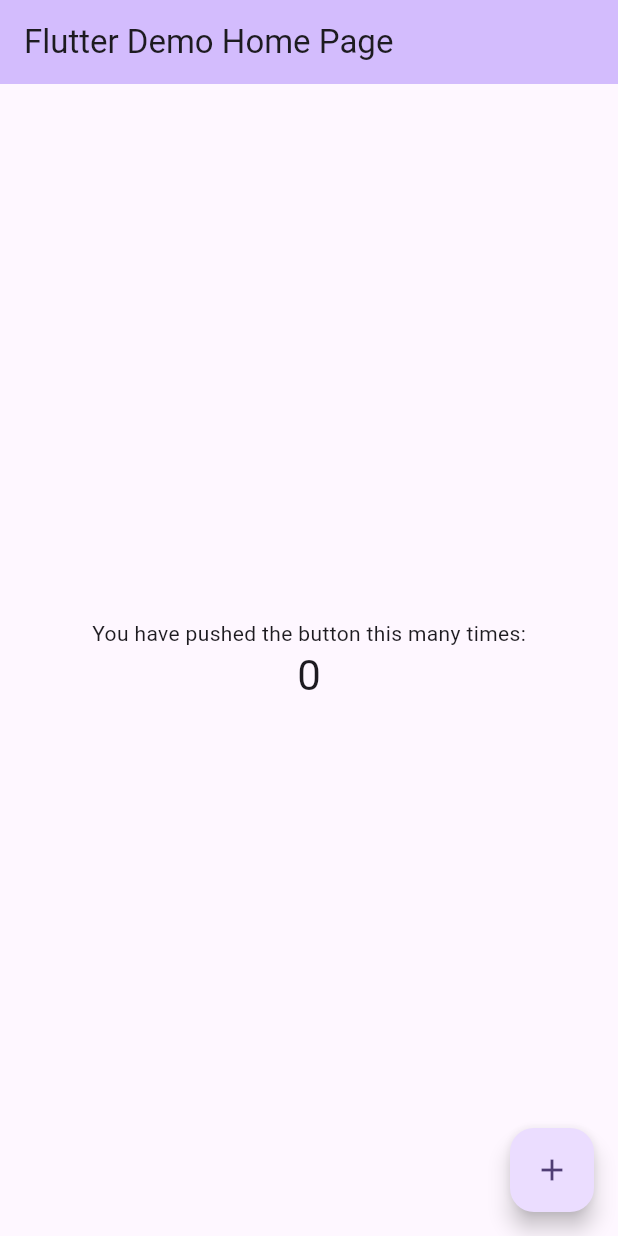
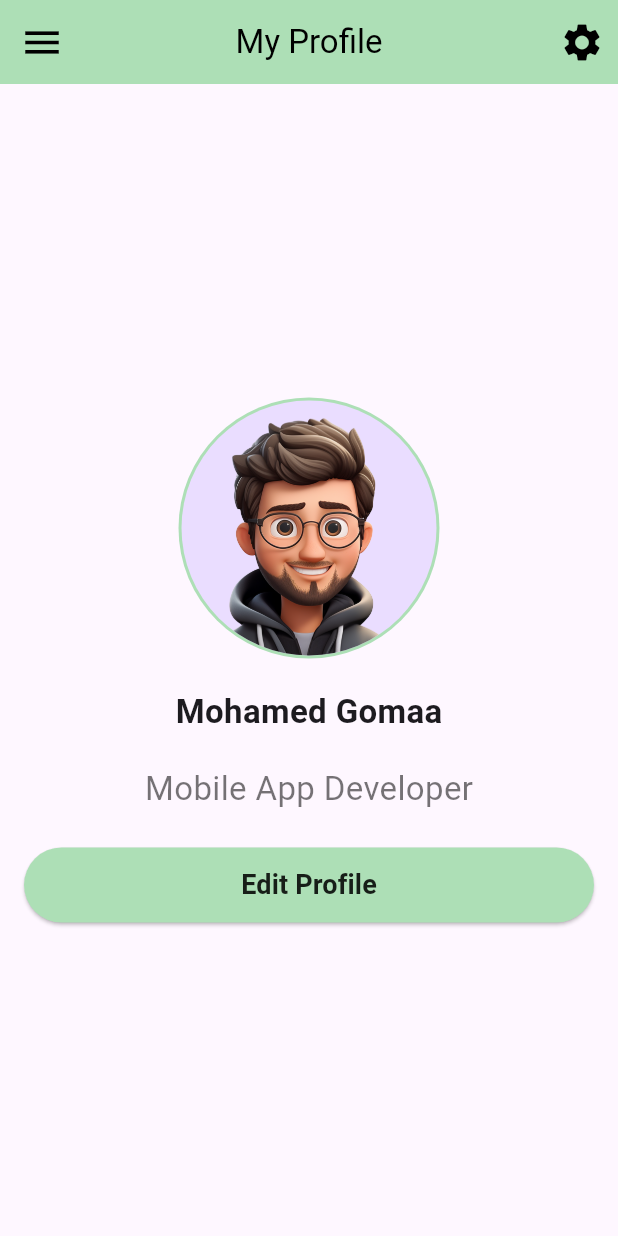
Before and after one commit to mohamedgomaa20/nti_task_two_day_7, a Flutter app: the screen it shows after launch, on a phone screen of 412 x 824 dp. Run offline on Flutter 3.47's test engine with Material 3 defaults, Android fonts, the phone set to English and light mode, and no system bars; our stand-ins replace font_awesome_flutter.

Commit message:
Add profile screen and custom widgets
- Add `font_awesome_flutter: ^11.0.0` dependency and configure image assets in `pubspec.yaml`.
- Replace default counter app in `lib/main.dart` with `ProfileScreen`.
- Implement `ProfileScreen` featuring an app bar, avatar, user details, and an edit button.
- Create `CustomAvatarImage` and `CustomElevatedButton` widgets.
- Add avatar image and Cairo font assets.

```diff
--- /dev/null
+++ b/lib/Screens/profile_screen.dart
@@ -0,0 +1,49 @@
+import 'package:flutter/material.dart';
+import 'package:nti_task_two_day_7/widgets/custom_elevated_button.dart';
+
+import '../widgets/custom_avatar_image.dart';
+
+class ProfileScreen extends StatelessWidget {
+  const ProfileScreen({super.key});
+
+  @override
+  Widget build(BuildContext context) {
+    return Scaffold(
+      appBar: AppBar(
+        centerTitle: true,
+        leading: IconButton(onPressed: () {}, icon: Icon(Icons.menu, size: 30)),
+        title: Text("My Profile"),
+        backgroundColor: Color(0xffaddfb6),
+        foregroundColor: Colors.black,
+        actions: [
+          IconButton(onPressed: () {}, icon: Icon(Icons.settings, size: 30)),
+        ],
+      ),
+      body: SafeArea(
+        child: Center(
+          child: Padding(
+            padding: const EdgeInsets.all(16.0),
+            child: Column(
+              mainAxisAlignment: .center,
+              children: [
+                CustomAvatarImage(),
+                SizedBox(height: 20),
+                Text(
+                  "Mohamed Gomaa",
+                  style: TextStyle(fontSize: 22, fontWeight: FontWeight.bold),
+                ),
+                SizedBox(height: 20),
+                Text(
+                  "Mobile App Developer",
+                  style: TextStyle(fontSize: 22, color: Colors.black54),
+                ),
+                SizedBox(height: 24),
+                CustomElevatedButton(),
+              ],
+            ),
+          ),
+        ),
+      ),
+    );
+  }
+}
--- a/lib/main.dart
+++ b/lib/main.dart
@@ -1,4 +1,6 @@
 import 'package:flutter/material.dart';
+
+import 'Screens/profile_screen.dart';
 
 void main() {
   runApp(const MyApp());
@@ -7,116 +9,11 @@ void main() {
 class MyApp extends StatelessWidget {
   const MyApp({super.key});
 
-  // This widget is the root of your application.
   @override
   Widget build(BuildContext context) {
     return MaterialApp(
-      title: 'Flutter Demo',
-      theme: ThemeData(
-        // This is the theme of your application.
-        //
-        // TRY THIS: Try running your application with "flutter run". You'll see
-        // the application has a purple toolbar. Then, without quitting the app,
-        // try changing the seedColor in the colorScheme below to Colors.green
-        // and then invoke "hot reload" (save your changes or press the "hot
-        // reload" button in a Flutter-supported IDE, or press "r" if you used
-        // the command line to start the app).
-        //
-        // Notice that the counter didn't reset back to zero; the application
-        // state is not lost during the reload. To reset the state, use hot
-        // restart instead.
-        //
-        // This works for code too, not just values: Most code changes can be
-        // tested with just a hot reload.
-        colorScheme: .fromSeed(seedColor: Colors.deepPurple),
-      ),
-      home: const MyHomePage(title: 'Flutter Demo Home Page'),
+      debugShowCheckedModeBanner: false,
+      home: ProfileScreen(),
     );
   }
 }
-
-class MyHomePage extends StatefulWidget {
-  const MyHomePage({super.key, required this.title});
-
-  // This widget is the home page of your application. It is stateful, meaning
-  // that it has a State object (defined below) that contains fields that affect
-  // how it looks.
-
-  // This class is the configuration for the state. It holds the values (in this
-  // case the title) provided by the parent (in this case the App widget) and
-  // used by the build method of the State. Fields in a Widget subclass are
-  // always marked "final".
-
-  final String title;
-
-  @override
-  State<MyHomePage> createState() => _MyHomePageState();
-}
-
-class _MyHomePageState extends State<MyHomePage> {
-  int _counter = 0;
-
-  void _incrementCounter() {
-    setState(() {
-      // This call to setState tells the Flutter framework that something has
-      // changed in this State, which causes it to rerun the build method below
-      // so that the display can reflect the updated values. If we changed
-      // _counter without calling setState(), then the build method would not be
-      // called again, and so nothing would appear to happen.
-      _counter++;
-    });
-  }
-
-  @override
-  Widget build(BuildContext context) {
-    // This method is rerun every time setState is called, for instance as done
-    // by the _incrementCounter method above.
-    //
-    // The Flutter framework has been optimized to make rerunning build methods
-    // fast, so that you can just rebuild anything that needs updating rather
-    // than having to individually change instances of widgets.
-    return Scaffold(
-      appBar: AppBar(
-        // TRY THIS: Try changing the color here to a specific color (to
-        // Colors.amber, perhaps?) and trigger a hot reload to see the AppBar
-        // change color while the other colors stay the same.
-        backgroundColor: Theme.of(context).colorScheme.inversePrimary,
-        // Here we take the value from the MyHomePage object that was created by
-        // the App.build method, and use it to set our appbar title.
-        title: Text(widget.title),
-      ),
-      body: Center(
-        // Center is a layout widget. It takes a single child and positions it
-        // in the middle of the parent.
-        child: Column(
-          // Column is also a layout widget. It takes a list of children and
-          // arranges them vertically. By default, it sizes itself to fit its
-          // children horizontally, and tries to be as tall as its parent.
-          //
-          // Column has various properties to control how it sizes itself and
-          // how it positions its children. Here we use mainAxisAlignment to
-          // center the children vertically; the main axis here is the vertical
-          // axis because Columns are vertical (the cross axis would be
-          // horizontal).
-          //
-          // TRY THIS: Invoke "debug painting" (choose the "Toggle Debug Paint"
-          // action in the IDE, or press "p" in the console), to see the
-          // wireframe for each widget.
-          mainAxisAlignment: .center,
-          children: [
-            const Text('You have pushed the button this many times:'),
-            Text(
-              '$_counter',
-              style: Theme.of(context).textTheme.headlineMedium,
-            ),
-          ],
-        ),
-      ),
-      floatingActionButton: FloatingActionButton(
-        onPressed: _incrementCounter,
-        tooltip: 'Increment',
-        child: const Icon(Icons.add),
-      ),
-    );
-  }
-}
--- /dev/null
+++ b/lib/widgets/custom_avatar_image.dart
@@ -0,0 +1,18 @@
+import 'package:flutter/material.dart';
+import 'package:font_awesome_flutter/font_awesome_flutter.dart';
+
+class CustomAvatarImage extends StatelessWidget {
+  const CustomAvatarImage({super.key});
+
+  @override
+  Widget build(BuildContext context) {
+    return CircleAvatar(
+      radius: 87,
+      backgroundColor: Color(0xffaddfb6),
+      child: CircleAvatar(
+        radius: 85,
+        backgroundImage: AssetImage("assets/images/avater.png"),
+      ),
+    );
+  }
+}
--- /dev/null
+++ b/lib/widgets/custom_elevated_button.dart
@@ -0,0 +1,22 @@
+import 'package:flutter/material.dart';
+
+class CustomElevatedButton extends StatelessWidget {
+  const CustomElevatedButton({super.key});
+
+  @override
+  Widget build(BuildContext context) {
+    return ElevatedButton(
+      onPressed: () {},
+      style: ElevatedButton.styleFrom(
+        minimumSize: Size(double.infinity, 50),
+        backgroundColor: Color(0xffaddfb6),
+        foregroundColor: Colors.black87,
+        shape: RoundedRectangleBorder(borderRadius: BorderRadius.circular(100)),
+      ),
+      child: Text(
+        "Edit Profile",
+        style: TextStyle(fontSize: 18, fontWeight: FontWeight.bold),
+      ),
+    );
+  }
+}
--- a/pubspec.yaml
+++ b/pubspec.yaml
@@ -34,7 +34,7 @@ dependencies:
   # The following adds the Cupertino Icons font to your application.
   # Use with the CupertinoIcons class for iOS style icons.
   cupertino_icons: ^1.0.8
-
+  font_awesome_flutter: ^11.0.0
 dev_dependencies:
   flutter_test:
     sdk: flutter
@@ -58,8 +58,8 @@ flutter:
   uses-material-design: true
 
   # To add assets to your application, add an assets section, like this:
-  # assets:
-  #   - images/a_dot_burr.jpeg
+  assets:
+     - assets/images/
   #   - images/a_dot_ham.jpeg
 
   # An image asset can refer to one or more resolution-specific "variants", see
```
Also changed, not shown: assets/fonts/Cairo-Bold.ttf (added), assets/fonts/Cairo-Regular.ttf (added), assets/images/avater.png (added), pubspec.lock.
